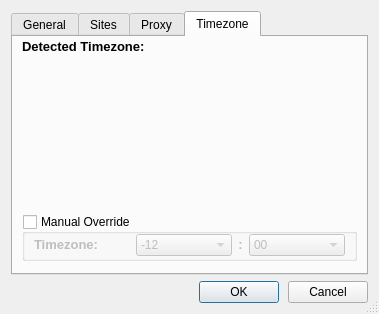
Qt form src/qt/src/ui/settingsWin.ui (marcelpetrick/QtScrobbler) before a commit.
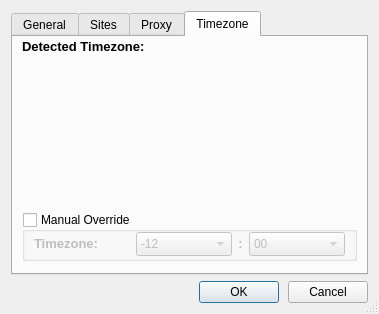
The same form after that commit. The open tabs and pages were chosen to show the change. Icons and pictures are not drawn.

Commit message:
fix: replace deprecated QComboBox::AdjustToMinimumContentsLength in settingsWin.ui
Both occurrences replaced with AdjustToMinimumContentsLengthWithIcon,
the Qt6 successor to the deprecated value. Eliminates two AutoUIC
warnings that fired during the uic pass.

```diff
--- a/src/qt/src/ui/settingsWin.ui
+++ b/src/qt/src/ui/settingsWin.ui
@@ -275,7 +275,7 @@
              <number>0</number>
             </property>
             <property name="sizeAdjustPolicy">
-             <enum>QComboBox::AdjustToMinimumContentsLength</enum>
+             <enum>QComboBox::AdjustToMinimumContentsLengthWithIcon</enum>
             </property>
             <property name="frame">
              <bool>true</bool>
@@ -448,7 +448,7 @@
              <number>0</number>
             </property>
             <property name="sizeAdjustPolicy">
-             <enum>QComboBox::AdjustToMinimumContentsLength</enum>
+             <enum>QComboBox::AdjustToMinimumContentsLengthWithIcon</enum>
             </property>
             <property name="frame">
              <bool>true</bool>
```
The commit also changes 1 other file.
